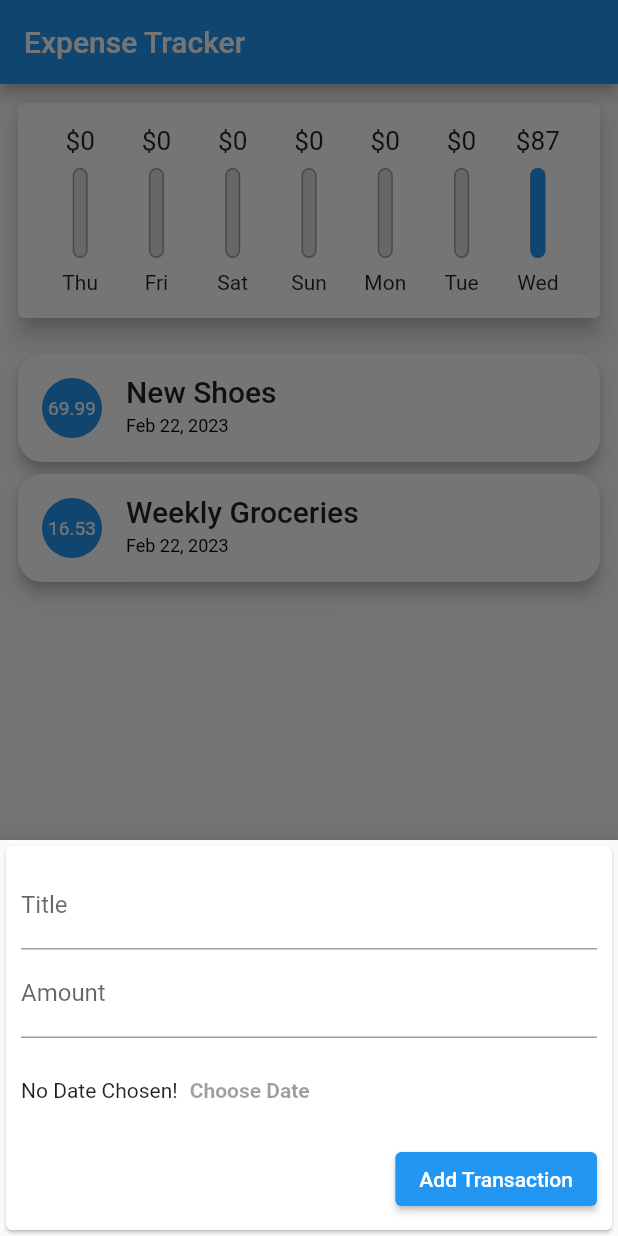
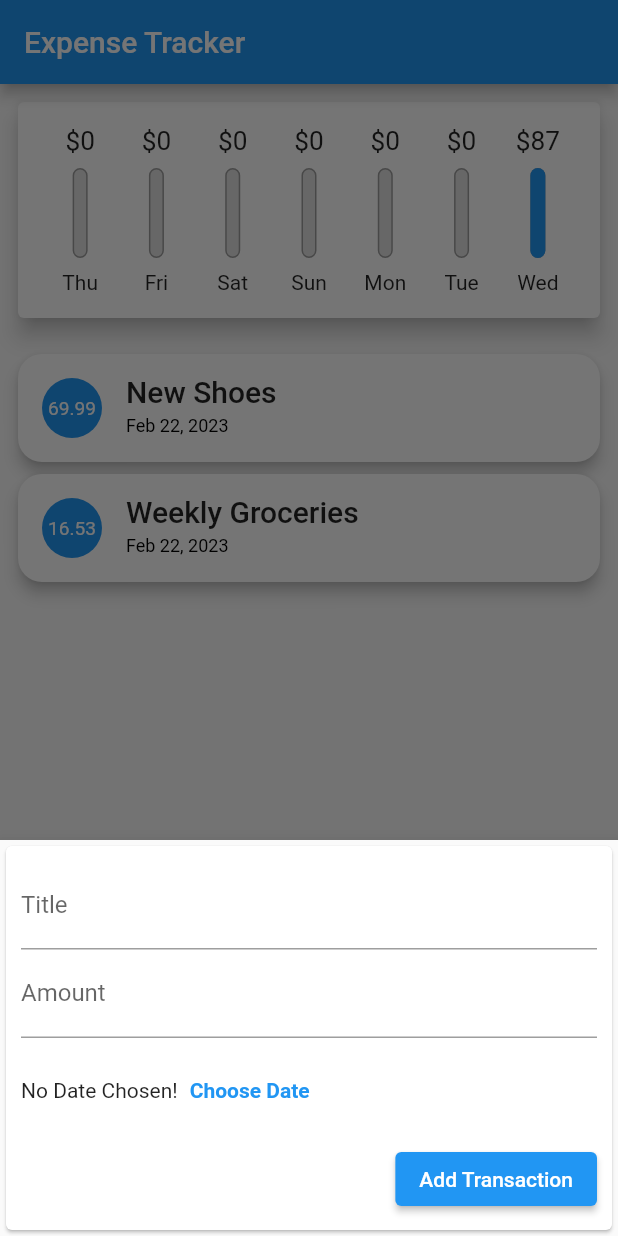
Before and after one commit to samuelm00/flutter_expense_tracker, a Flutter app: the screen it shows after launch, after a tap on the "add" icon, on a phone screen of 412 x 824 dp. Run offline on Flutter 3.47's test engine with Material 2 defaults, Android fonts, the phone set to English and light mode, and no system bars; Roboto replaces fonts that are missing (Quicksand).

Commit message:
use user defined date for transaction creations

```diff
--- a/lib/features/transaction/controllers/create_transaction_form_controller.dart
+++ b/lib/features/transaction/controllers/create_transaction_form_controller.dart
@@ -1,18 +1,21 @@
 import 'package:flutter/material.dart';
+import 'package:flutter_expense_tracker/utils/date_picker/date_picker_controller.dart';
 
 class CreateTransactionFormController {
   CreateTransactionFormController({
     required this.onSubmit,
   });
 
-  final Function(String, double) onSubmit;
+  final Function(String, double, DateTime) onSubmit;
   final _titleController = TextEditingController();
   final _amountController = TextEditingController();
+  final _datePickerController = DatePickerController();
 
   bool _isInputValid() {
     final title = _titleController.text;
 
-    if (_amountController.text.isEmpty) {
+    if (_amountController.text.isEmpty ||
+        _datePickerController.selectedDate == null) {
       return false;
     }
 
@@ -30,7 +33,7 @@ class CreateTransactionFormController {
       final title = _titleController.text;
       final amount = double.parse(_amountController.text);
 
-      onSubmit(title, amount);
+      onSubmit(title, amount, _datePickerController.selectedDate!);
 
       _titleController.clear();
       _amountController.clear();
@@ -39,6 +42,7 @@ class CreateTransactionFormController {
 
   TextEditingController get titleController => _titleController;
   TextEditingController get amountController => _amountController;
+  DatePickerController get datePickerController => _datePickerController;
 
   void dispose() {
     _titleController.dispose();
--- a/lib/features/transaction/widgets/create_transaction_form.dart
+++ b/lib/features/transaction/widgets/create_transaction_form.dart
@@ -1,14 +1,20 @@
 import 'package:flutter/material.dart';
 import 'package:flutter_expense_tracker/features/transaction/controllers/create_transaction_form_controller.dart';
+import 'package:intl/intl.dart';
 
-class CreateTransactionForm extends StatelessWidget {
+class CreateTransactionForm extends StatefulWidget {
   CreateTransactionForm({
     super.key,
-    required onSubmit,
+    required Function(String, double, DateTime) onSubmit,
   }) : controller = CreateTransactionFormController(onSubmit: onSubmit);
 
   final CreateTransactionFormController controller;
 
+  @override
+  State<CreateTransactionForm> createState() => _CreateTransactionFormState();
+}
+
+class _CreateTransactionFormState extends State<CreateTransactionForm> {
   @override
   Widget build(BuildContext context) {
     return Card(
@@ -18,26 +24,36 @@ class CreateTransactionForm extends StatelessWidget {
           crossAxisAlignment: CrossAxisAlignment.end,
           children: [
             TextField(
-              controller: controller.titleController,
+              controller: widget.controller.titleController,
               decoration: const InputDecoration(
                 labelText: "Title",
               ),
             ),
             TextField(
-              controller: controller.amountController,
+              controller: widget.controller.amountController,
               keyboardType: TextInputType.number,
               decoration: const InputDecoration(
                 labelText: "Amount",
               ),
             ),
-            Container(
+            SizedBox(
               height: 70,
               child: Row(
-                children: const [
-                  Text("No Date Chosen!"),
+                children: [
+                  Text(
+                    widget.controller.datePickerController.selectedDate == null
+                        ? "No Date Chosen!"
+                        : DateFormat.yMd().format(
+                            widget
+                                .controller.datePickerController.selectedDate!,
+                          ),
+                  ),
                   TextButton(
-                    onPressed: null,
-                    child: Text(
+                    onPressed: () {
+                      widget.controller.datePickerController.showBaseDatePicker(
+                          context: context, setState: setState);
+                    },
+                    child: const Text(
                       "Choose Date",
                       style: TextStyle(
                         fontWeight: FontWeight.bold,
@@ -48,7 +64,7 @@ class CreateTransactionForm extends StatelessWidget {
               ),
             ),
             ElevatedButton(
-              onPressed: controller.handleSubmit,
+              onPressed: widget.controller.handleSubmit,
               child: const Text("Add Transaction"),
             )
           ],
```
Also changed, not shown: lib/features/transaction/controllers/transaction_controller.dart (+4 -4 lines), lib/utils/date_picker/date_picker_controller.dart (+19 -3 lines), 1 other file.
